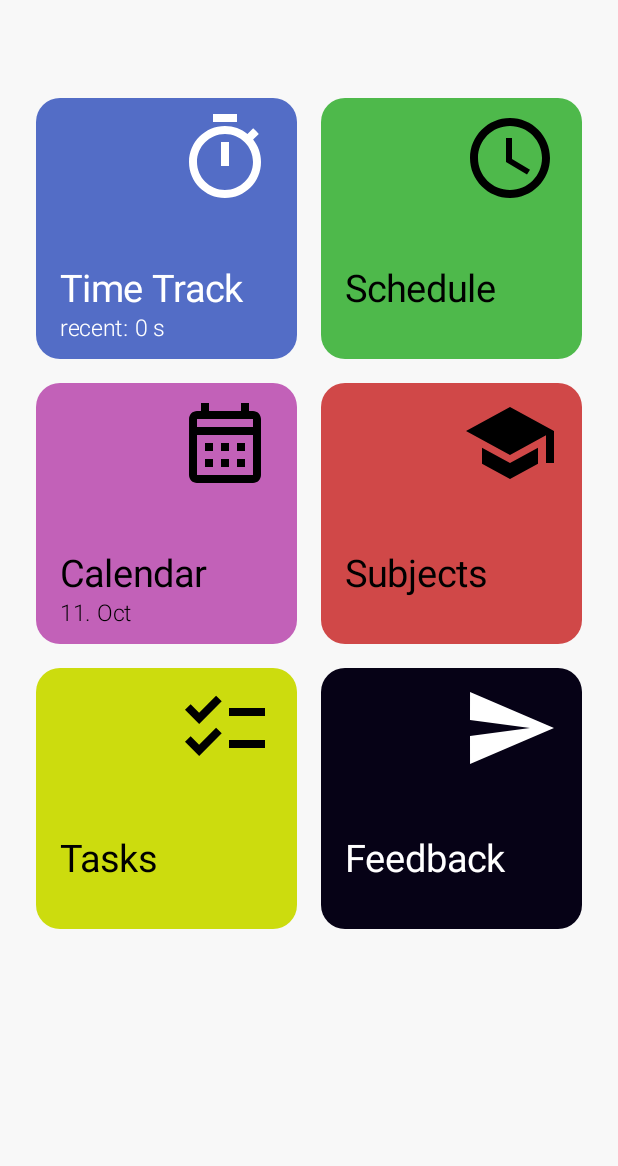
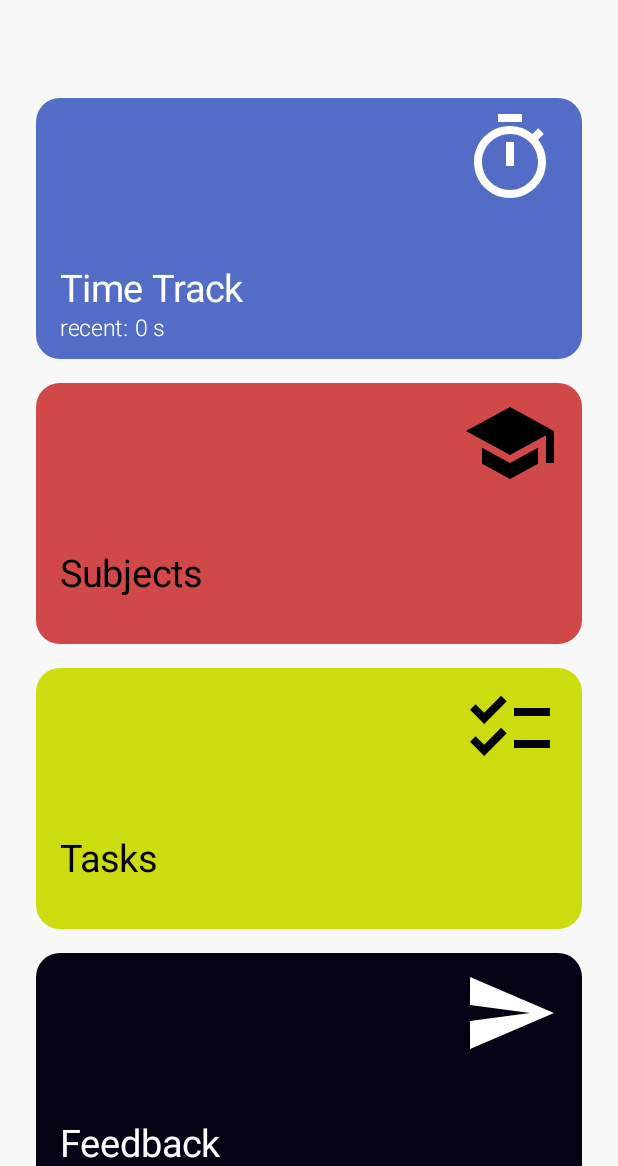
Before and after one commit to nmm-code/LearnTracker, an Android app built with Jetpack Compose: the MainActivity screen opened directly, with no data from a screen before it, on a phone screen of 412 x 824 dp, the part 70-1236 px from its top. Run offline under Robolectric (Android 15) with nearby library versions, the phone set to English and light mode, and no system bars.

Commit message:
FINAL FOR THIS SEMESTER

```diff
--- a/app/src/main/AndroidManifest.xml
+++ b/app/src/main/AndroidManifest.xml
@@ -32,12 +32,11 @@
 
         <activity android:name=".pages.MainActivity" />
         <activity android:name=".pages.TrackTimeActivity" />
-        <activity android:name=".pages.ScheduleActivity" />
-        <activity android:name=".pages.CalendarActivity" />
+
         <activity android:name=".pages.SubjectsActivity" />
         <activity android:name=".pages.DashboardActivity" />
         <activity android:name=".pages.TasksActivity" />
-        <activity android:name=".pages.AddCalendarEntryActivity" />
+
         <activity android:name=".pages.TodoPage" />
 
         <service
--- a/app/src/main/java/com/nmm_code/learntracker/pages/MainActivity.kt
+++ b/app/src/main/java/com/nmm_code/learntracker/pages/MainActivity.kt
@@ -16,6 +16,7 @@ import androidx.compose.foundation.layout.fillMaxWidth
 import androidx.compose.foundation.layout.height
 import androidx.compose.foundation.layout.padding
 import androidx.compose.foundation.layout.size
+import androidx.compose.foundation.layout.width
 import androidx.compose.foundation.lazy.staggeredgrid.LazyVerticalStaggeredGrid
 import androidx.compose.foundation.lazy.staggeredgrid.StaggeredGridCells
 import androidx.compose.foundation.lazy.staggeredgrid.StaggeredGridItemSpan
@@ -140,18 +141,18 @@ class MainActivity : ComponentActivity() {
                 Color(83, 109, 198, 255),
                 TrackTimeActivity::class.java
             ),
-            NavigationElements(
-                R.string.schedule,
-                R.drawable.ic_schedule,
-                Color(78, 185, 75, 255),
-                ScheduleActivity::class.java
-            ),
-            NavigationElements(
-                R.string.calendar,
-                R.drawable.ic_calendar,
-                Color(194, 97, 184, 255),
-                CalendarActivity::class.java
-            ),
+//            NavigationElements(
+//                R.string.schedule,
+//                R.drawable.ic_schedule,
+//                Color(78, 185, 75, 255),
+//                ScheduleActivity::class.java
+//            ),
+//            NavigationElements(
+//                R.string.calendar,
+//                R.drawable.ic_calendar,
+//                Color(194, 97, 184, 255),
+//                CalendarActivity::class.java
+//            ),
             NavigationElements(
                 R.string.subjects,
                 R.drawable.ic_subjects,
@@ -201,7 +202,7 @@ class MainActivity : ComponentActivity() {
                 )
             }
             navigationElements.forEach { item ->
-                item(span = StaggeredGridItemSpan.SingleLane) {
+                item(span =  StaggeredGridItemSpan.FullLine) {
                     BoxElement(item, snackBar)
                 }
             }
@@ -214,8 +215,8 @@ class MainActivity : ComponentActivity() {
         val color = getAccessibleTextColor(elem.color)
 
         val modifier = Modifier
-            .aspectRatio(1f)
-            .size(BOX_WIDTH.dp)
+            .aspectRatio(2f)
+            .width(BOX_WIDTH.dp)
 
         val title = getTextOfElem(elem)
         if (title != null)
```
Also changed, not shown: app/build.gradle.kts (+9 -0 lines), app/src/main/java/com/nmm_code/learntracker/data/CalendarData.kt (+144 -0 lines), app/src/main/java/com/nmm_code/learntracker/pages/AddCalendarEntryActivity.kt (+16 -0 lines), 1 other file.
